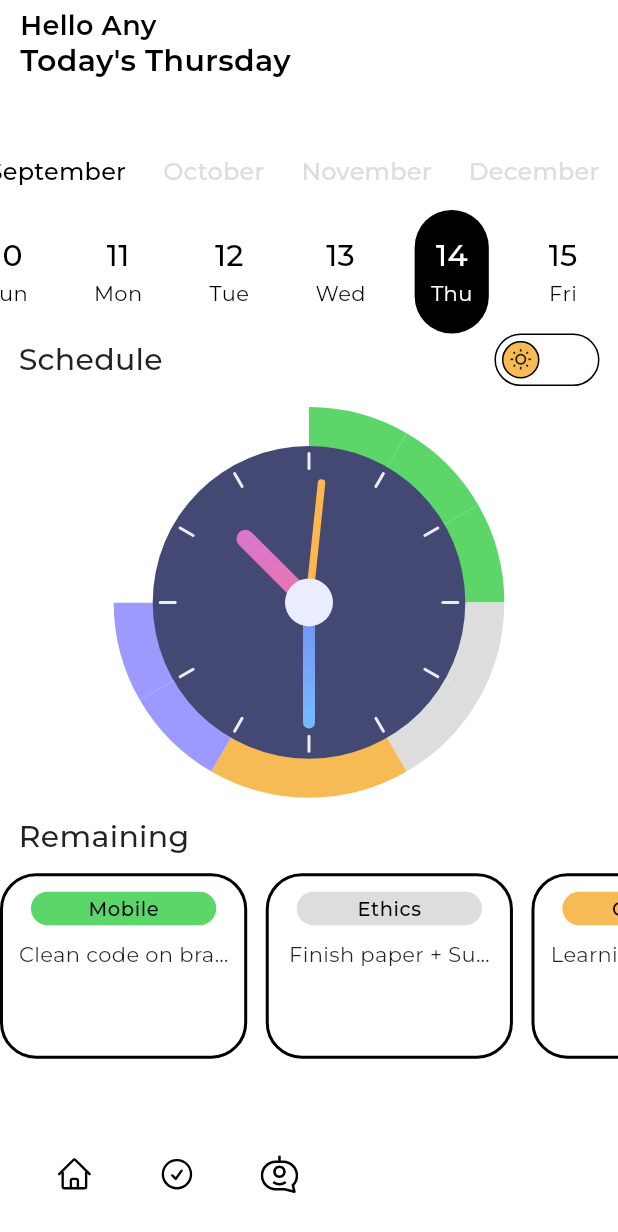
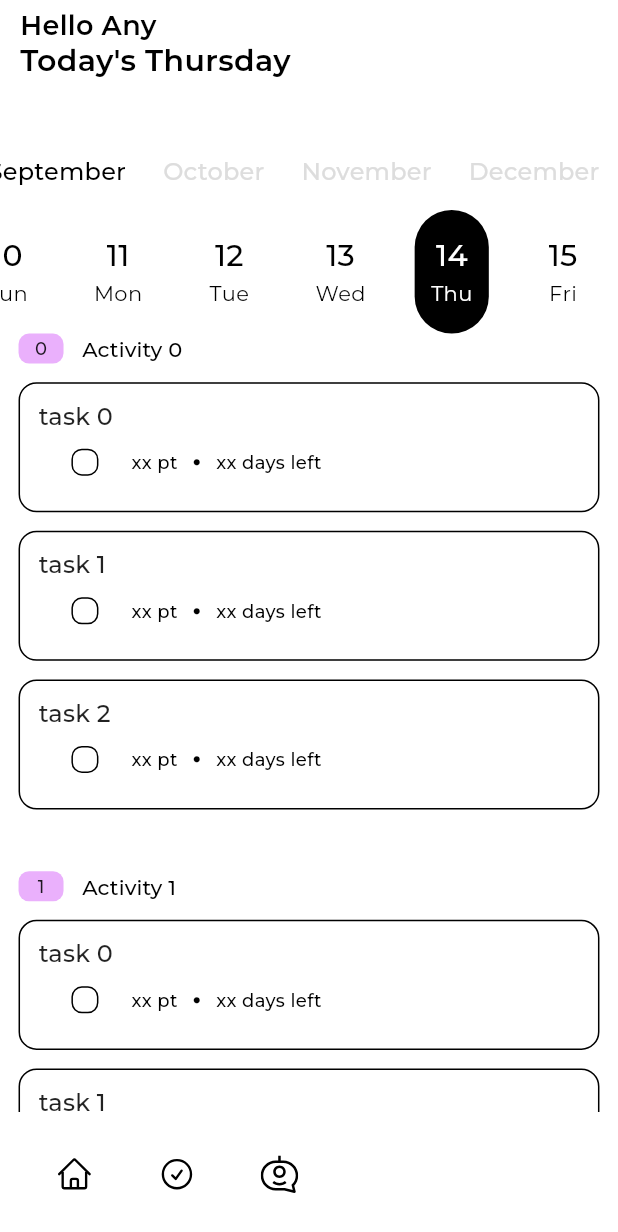
Before and after one commit to phatalways-sleeping/WorkRizz, a Flutter app: the HomeScreen screen opened directly, on a phone screen of 412 x 824 dp. Shown: the top 1232 px of the screen. Run offline on Flutter 3.47's test engine with Material 2 defaults, Android fonts, the phone set to English and light mode, and no system bars; drawn by our look-alikes of flutter_switch; our stand-ins replace badges, bloc, cached_network_image, cloud_firestore, dio, dots_indicator and 10 more; missing offline and left inert: avatar_stack, flow_builder, flutter_pdfview; accounts and stored records are empty; project files that could hold a hidden picture were left out.

Commit message:
alter home page

```diff
--- a/lib/assets/svgs/svg_assets.dart
+++ b/lib/assets/svgs/svg_assets.dart
@@ -100,4 +100,10 @@ class SvgAssets {
 <path d="M15 8H5.66666" stroke="black" stroke-width="1.5" stroke-linecap="round" stroke-linejoin="round"/>
 </svg>
 ''';
+  static const String download = '''
+<svg width="15" height="14" viewBox="0 0 15 14" fill="none" xmlns="http://www.w3.org/2000/svg">
+<path d="M14.2839 8.28271C13.9684 8.28271 13.7127 8.53848 13.7127 8.854V12.2816C13.7127 12.5971 13.4569 12.8529 13.1414 12.8529H1.71604C1.40052 12.8529 1.14476 12.5971 1.14476 12.2816V8.854C1.14476 8.53848 0.888992 8.28271 0.573478 8.28271C0.257963 8.28271 0.00219727 8.53848 0.00219727 8.854V12.2816C0.00219727 13.2281 0.769494 13.9954 1.716 13.9954H13.1414C14.0879 13.9954 14.8552 13.2281 14.8552 12.2816V8.854C14.8552 8.53848 14.5995 8.28271 14.2839 8.28271Z" fill="#4175DF"/>
+<path d="M10.6761 7.87896C10.4547 7.66517 10.1037 7.66517 9.88236 7.87896L8.00002 9.76013V0.57128C8.00002 0.255766 7.74425 0 7.42874 0C7.11322 0 6.85746 0.255766 6.85746 0.57128V9.76017L4.97625 7.87896C4.74931 7.65978 4.38767 7.66608 4.16849 7.89299C3.95466 8.11438 3.95466 8.46534 4.16849 8.68673L7.02482 11.5431C7.24765 11.7664 7.60936 11.7669 7.83272 11.5441C7.83306 11.5438 7.83339 11.5434 7.83376 11.5431L10.6901 8.68673C10.9093 8.45978 10.903 8.09814 10.6761 7.87896Z" fill="#4175DF"/>
+</svg>
+''';
 }
--- a/lib/widgets/authentication/components.dart
+++ b/lib/widgets/authentication/components.dart
@@ -12,6 +12,7 @@ class CustomInputField extends StatelessWidget {
     required this.keyboardType,
     this.textAlign = TextAlign.justify,
     this.obscureText = false,
+    this.showLabel = true,
   });
 
   final String label;
@@ -20,6 +21,7 @@ class CustomInputField extends StatelessWidget {
   final TextInputType keyboardType;
   final TextAlign textAlign;
   final bool obscureText;
+  final bool showLabel;
 
   @override
   Widget build(BuildContext context) {
@@ -41,7 +43,9 @@ class CustomInputField extends StatelessWidget {
           fontSize: 14,
           fontWeight: FontWeight.w500,
         ),
-        floatingLabelBehavior: FloatingLabelBehavior.auto,
+        floatingLabelBehavior: showLabel
+            ? FloatingLabelBehavior.auto
+            : FloatingLabelBehavior.never,
         floatingLabelStyle: context.textTheme.bodyLarge?.copyWith(
           color: context.colorScheme.onSurface,
           fontSize: 14,
--- a/lib/widgets/file_list/filelist_widget.dart
+++ b/lib/widgets/file_list/filelist_widget.dart
@@ -19,6 +19,14 @@ const Map<String, Color> COLOR_WHEEL2 = {
   ".csv": GREEN,
 };
 
+Color getColor(String fileName) {
+  String s = fileName.substring(fileName.lastIndexOf('.'));
+  if (COLOR_WHEEL2.containsKey(s)) {
+    return COLOR_WHEEL2[s]!;
+  } else {
+    return GREY;
+  }
+}
 
 class FileListWidget extends StatelessWidget {
   const FileListWidget({
@@ -27,17 +35,6 @@ class FileListWidget extends StatelessWidget {
   });
 
   final List<FilesSmallInformation> files;
-
-
-
-  Color getColor(String fileName) {
-    String s = fileName.substring(fileName.lastIndexOf('.'));
-    if (COLOR_WHEEL2.containsKey(s)) {
-      return COLOR_WHEEL2[s]!;
-    } else {
-      return GREY;
-    }
-  }
 
   @override
   Widget build(BuildContext context) {
--- a/lib/widgets/home/home_view.dart
+++ b/lib/widgets/home/home_view.dart
@@ -1,13 +1,9 @@
 import 'package:flutter/material.dart';
-import 'package:task_managing_application/assets/config/config.dart';
-import 'package:task_managing_application/assets/extensions/build_context_extensions.dart';
 import 'package:task_managing_application/assets/utils/functions.dart';
 import 'package:task_managing_application/screens/base/base_screen.dart';
 import 'package:task_managing_application/widgets/custom_hea_bar/custom_header_bar.dart';
-import 'schedule_progress.dart';
+import 'package:task_managing_application/widgets/home/list_task.dart';
 import 'date_widget.dart';
-import 'schedule_title.dart';
-import 'remain_task_list.dart';
 
 class HomeView extends StatefulWidget {
   const HomeView({super.key});
@@ -53,29 +49,33 @@ class _HomeViewState extends State<HomeView> {
               onPressed: (context) {},
             ),
           ),
-          SliverToBoxAdapter(
+          const SliverToBoxAdapter(
             child: Column(
               mainAxisAlignment: MainAxisAlignment.spaceBetween,
               crossAxisAlignment: CrossAxisAlignment.center,
               children: <Widget>[
-                const DateCapsule(),
-                const ScheduleTitle(),
-                const ScheduleProgress(),
-                Align(
-                  alignment: Alignment.centerLeft,
-                  child: Padding(
-                    padding: EdgeInsets.only(
-                      left: context.mediaQuery.size.width * RATIO_PADDING,
-                      bottom:
-                          context.mediaQuery.size.width * RATIO_PADDING,
-                    ),
-                    child: Text(
-                      'Remaining',
-                      style: context.textTheme.titleLarge,
-                    ),
-                  ),
+                DateCapsule(),
+                // const ScheduleTitle(),
+                // const ScheduleProgress(),
+                // Align(
+                //   alignment: Alignment.centerLeft,
+                //   child: Padding(
+                //     padding: EdgeInsets.only(
+                //       left: context.mediaQuery.size.width * RATIO_PADDING,
+                //       bottom:
+                //           context.mediaQuery.size.width * RATIO_PADDING,
+                //     ),
+                //     child: Text(
+                //       'Remaining',
+                //       style: context.textTheme.titleLarge,
+                //     ),
+                //   ),
+                // ),
+                // const RemainTasksList(),
+                SingleChildScrollView(
+                  scrollDirection: Axis.vertical,
+                  child: Activity(),
                 ),
-                const RemainTasksList(),
               ],
             ),
           ),
--- /dev/null
+++ b/lib/widgets/home/list_task.dart
@@ -0,0 +1,164 @@
+import 'dart:math';
+
+import 'package:flutter/material.dart';
+import 'package:flutter_svg/svg.dart';
+import 'package:task_managing_application/widgets/custom_avatar_widget/custom_avatar_widget.dart';
+import 'package:task_managing_application/widgets/custom_floating_widget/custom_dialog.dart';
+import 'package:task_managing_application/widgets/custom_item_widget/checkbox_button.dart';
+import 'package:task_managing_application/widgets/custom_tag/task_tag.dart';
+import 'package:task_managing_application/assets/assets.dart';
+
+class Activity extends StatefulWidget {
+  const Activity({super.key});
+
+  @override
+  State<Activity> createState() => _ActivityState();
+}
+
+class _ActivityState extends State<Activity> {
+  double width = 0.0;
+  double height = 0.0;
+  ScrollController? scrollController;
+  TextEditingController controller = TextEditingController();
+
+  // var ActivityManagement = ActivityManagement();
+  // List<ActivityStructure> Activity = [];
+  @override
+  void initState() {
+    // Activity = ActivityManagement.getActivitys();
+    scrollController = ScrollController(initialScrollOffset: 0.0);
+    super.initState();
+  }
+
+  // ignore: non_constant_identifier_names
+  Widget CategoryScroll(int index, BuildContext context) {
+    width = MediaQuery.of(context).size.width;
+    height = MediaQuery.of(context).size.height;
+    Color color = PINK;
+    return Column(
+      crossAxisAlignment: CrossAxisAlignment.start,
+      children: [
+        Container(
+            margin: EdgeInsets.only(left: width * RATIO_PADDING),
+            child: Row(
+              children: [
+                TaskTag(color: color, name: "$index"),
+                SizedBox(width: width * RATIO_PADDING),
+                Text("Activity $index", style: context.textTheme.titleSmall),
+              ],
+            )),
+        // SizedBox(height: width * RATIO_SPACE),
+        ListView.builder(
+          controller: scrollController,
+          scrollDirection: Axis.vertical,
+          physics: const ClampingScrollPhysics(),
+          shrinkWrap: true,
+          itemCount: 3,
+          itemBuilder: (BuildContext context, int index) {
+            return ActivityScroll(index, context, color);
+          },
+        ),
+        SizedBox(height: width * RATIO_SPACE * 2),
+      ],
+    );
+  }
+
+  // ignore: non_constant_identifier_names
+  Widget ActivityScroll(int index, BuildContext context, Color color) {
+    // bool newProject = false;
+    // if (index == 0 || Activity[index].originProject != Activity[index - 1].originProject)
+    //   newProject = true;
+    // else
+    //   newProject = false;
+    return GestureDetector(
+      onTap: () {
+        setState(() {});
+      },
+      child: ActivityWidget(index, context, false),
+    );
+  }
+
+  // ignore: non_constant_identifier_names
+  Container ActivityWidget(int index, BuildContext context, bool isDone) {
+    return Container(
+      margin: EdgeInsets.only(
+        left: width * RATIO_PADDING,
+        right: width * RATIO_PADDING,
+        top: width * RATIO_PADDING,
+      ),
+      decoration: BoxDecoration(
+        color: WHITE,
+        borderRadius: BorderRadius.circular(MEDIUM_CORNER),
+        border: Border.all(color: BLACK, width: 1),
+      ),
+      padding: EdgeInsets.all(width * RATIO_PADDING),
+      child: Column(
+        mainAxisAlignment: MainAxisAlignment.spaceEvenly,
+        crossAxisAlignment: CrossAxisAlignment.start,
+        children: [
+          Text(
+            'task $index ',
+            style: context.textTheme.titleMedium,
+          ),
+          Row(
+            mainAxisAlignment: MainAxisAlignment.start,
+            crossAxisAlignment: CrossAxisAlignment.center,
+            children: <Widget>[
+              /* SvgPicture.string(
+                SvgAssets.Activity,
+                colorFilter: ColorFilter.mode(color, BlendMode.srcIn),
+              ), */
+              SizedBox(
+                width: width * RATIO_SPACE,
+              ),
+
+              //const Spacer(),
+              CheckboxWidget(
+                  onChanged: (isDone, context) {}, checkState: isDone),
+              SizedBox(
+                width: width * RATIO_SPACE,
+              ),
+              Text(
+                "xx pt",
+                style: context.textTheme.labelMedium,
+              ),
+              SizedBox(
+                width: width * RATIO_SPACE / 2,
+              ),
+              const Icon(Icons.lens, size: 5, color: BLACK),
+              SizedBox(
+                width: width * RATIO_SPACE / 2,
+              ),
+              Text(
+                "xx days left",
+                style: context.textTheme.labelMedium,
+              ),
+              SizedBox(
+                width: width * RATIO_SPACE,
+              ),
+              // Text(
+              //     '${-Activity[index].date.difference(DateTime.now()).inMinutes} min ago',
+              //     style: context.textTheme.bodyMedium),
+            ],
+          ),
+        ],
+      ),
+    );
+  }
+
+  @override
+  Widget build(BuildContext context) {
+    width = MediaQuery.of(context).size.width;
+    height = MediaQuery.of(context).size.height;
+    return ListView.builder(
+      controller: scrollController,
+      scrollDirection: Axis.vertical,
+      physics: const ClampingScrollPhysics(),
+      shrinkWrap: true,
+      itemCount: 4,
+      itemBuilder: (BuildContext context, int index) {
+        return CategoryScroll(index, context);
+      },
+    );
+  }
+}
--- a/lib/widgets/message/message_keyboard.dart
+++ b/lib/widgets/message/message_keyboard.dart
@@ -45,33 +45,42 @@ class _MessageKeyboardWidgetState extends State<MessageKeyboardWidget> {
         child: Row(
           mainAxisAlignment: MainAxisAlignment.start,
           children: [
-            IconButton(
+            ElevatedButton(
               onPressed: () {},
-              icon: const Icon(
+              style: ElevatedButton.styleFrom(
+                shape: const CircleBorder(),
+                backgroundColor: BLACK,
+              ),
+              child: const Icon(
                 Icons.add,
-                color: GREEN,
+                color: WHITE,
                 size: 24.0,
               ),
             ),
             const SizedBox(width: 8.0),
             Expanded(
               child: CustomInputField(
-                label: "Message",
+                label: "Type a message",
                 controller: controller,
+                showLabel: false,
                 keyboardType: TextInputType.text,
               ),
             ),
             const SizedBox(width: 8.0),
-            IconButton(
+            ElevatedButton(
               onPressed: () {
                 context.read<MessageBloc>().add(
                       SendTextMessage(controller.text),
                     );
                 controller.clear();
               },
-              icon: const Icon(
+              style: ElevatedButton.styleFrom(
+                shape: const CircleBorder(),
+                backgroundColor: BLACK,
+              ),
+              child: const Icon(
                 Icons.send,
-                color: GREEN,
+                color: WHITE,
                 size: 24.0,
               ),
             ),
--- a/lib/widgets/message/message_scroll_view.dart
+++ b/lib/widgets/message/message_scroll_view.dart
@@ -25,7 +25,8 @@ class _MessageScrollViewState extends State<MessageScrollView> {
   @override
   void initState() {
     scrollController = ScrollController();
-
+    // scrollController.animateTo(scrollController.position.maxScrollExtent,
+    //     duration: const Duration(milliseconds: 500), curve: Curves.bounceInOut);
     super.initState();
   }
 
@@ -108,6 +109,7 @@ class _MessageScrollViewState extends State<MessageScrollView> {
                               ),
                               child: Row(
                                 mainAxisAlignment: MainAxisAlignment.start,
+                                crossAxisAlignment: CrossAxisAlignment.end,
                                 children: [
                                   FutureBuilder(
                                     future: context
@@ -202,7 +204,7 @@ class _MessageScrollViewState extends State<MessageScrollView> {
                                       if (snapshot.hasData) {
                                         return Text(
                                           snapshot.data as String,
-                                          style: context.textTheme.titleMedium,
+                                          style: context.textTheme.labelMedium,
                                         );
                                       }
                                       return const SizedBox.shrink();
@@ -224,6 +226,7 @@ class _MessageScrollViewState extends State<MessageScrollView> {
                               ),
                               child: Row(
                                 mainAxisAlignment: MainAxisAlignment.end,
+                                crossAxisAlignment: CrossAxisAlignment.end,
                                 children: [
                                   FutureBuilder(
                                     future: context
@@ -233,7 +236,7 @@ class _MessageScrollViewState extends State<MessageScrollView> {
                                       if (snapshot.hasData) {
                                         return Text(
                                           snapshot.data as String,
-                                          style: context.textTheme.titleMedium,
+                                          style: context.textTheme.labelMedium,
                                         );
                                       }
                                       return const SizedBox.shrink();
--- a/lib/widgets/message/message_widget.dart
+++ b/lib/widgets/message/message_widget.dart
@@ -4,6 +4,7 @@ import 'package:task_managing_application/assets/assets.dart';
 import 'package:task_managing_application/models/models.dart';
 import 'package:task_managing_application/states/message_bloc/message_bloc.dart';
 import 'package:task_managing_application/states/states.dart';
+import 'package:task_managing_application/widgets/file_list/filelist_widget.dart';
 import 'package:task_managing_application/widgets/shimmer/shimmer_box.dart';
 
 class MessageWidget extends StatelessWidget {
@@ -32,7 +33,7 @@ class MessageWidget extends StatelessWidget {
         borderRadius: BorderRadius.circular(MEDIUM_CORNER),
         border: Border.all(
           color: BLACK,
-          width: 0.5,
+          width: BORDER_WIDTH,
         ),
         color: context.read<MessageBloc>().isSender(message.sender)
             ? GREEN
@@ -53,12 +54,12 @@ class MessageWidget extends StatelessWidget {
             ),
           if (message is FileMessageModel)
             Row(
-              crossAxisAlignment: CrossAxisAlignment.start,
+              crossAxisAlignment: CrossAxisAlignment.end,
               children: <Widget>[
                 SvgPicture.string(
                   SvgAssets.file,
-                  colorFilter: const ColorFilter.mode(
-                    GREEN,
+                  colorFilter: ColorFilter.mode(
+                    getColor((message as FileMessageModel).fileName),
                     BlendMode.srcIn,
                   ),
                 ),
@@ -74,6 +75,10 @@ class MessageWidget extends StatelessWidget {
                       style: context.textTheme.titleSmall,
                     ),
                   ),
+                ),
+                const Spacer(),
+                SvgPicture.string(
+                  SvgAssets.download,
                 ),
               ],
             ),
--- a/lib/widgets/project/project_create/name_input.dart
+++ b/lib/widgets/project/project_create/name_input.dart
@@ -1,6 +1,5 @@
 import 'package:flutter/material.dart';
 import 'package:task_managing_application/assets/assets.dart';
-import 'package:task_managing_application/states/project_bloc/project_bloc.dart';
 import 'package:task_managing_application/states/states.dart';
 
 class NameInput extends StatefulWidget {
```
